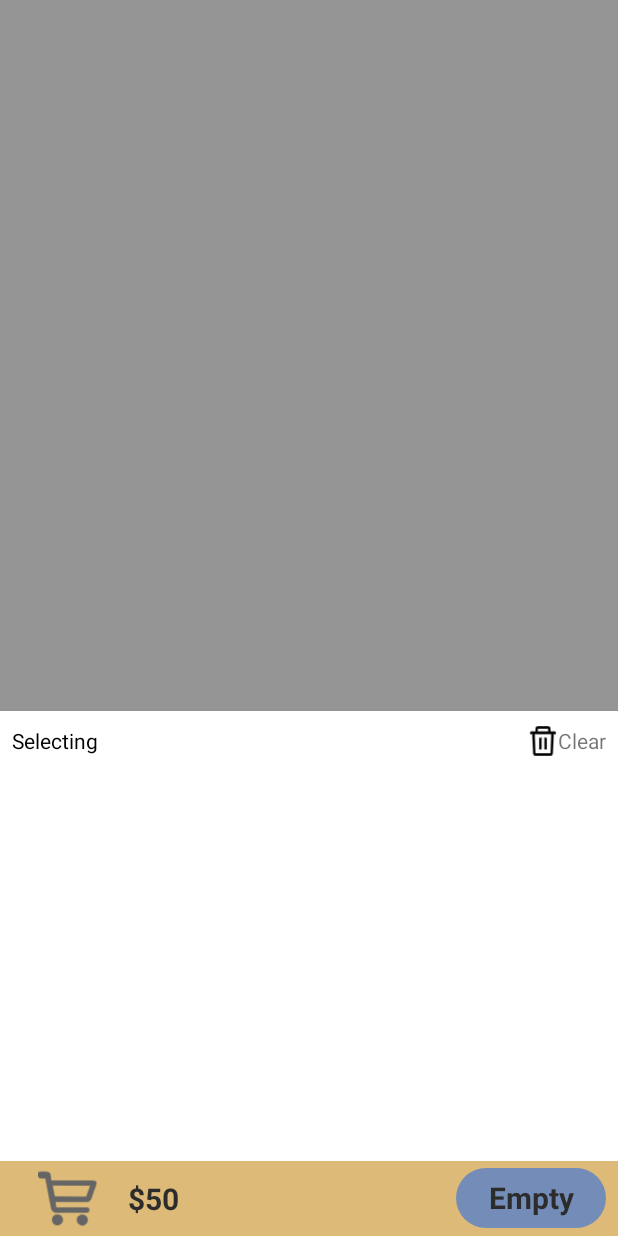
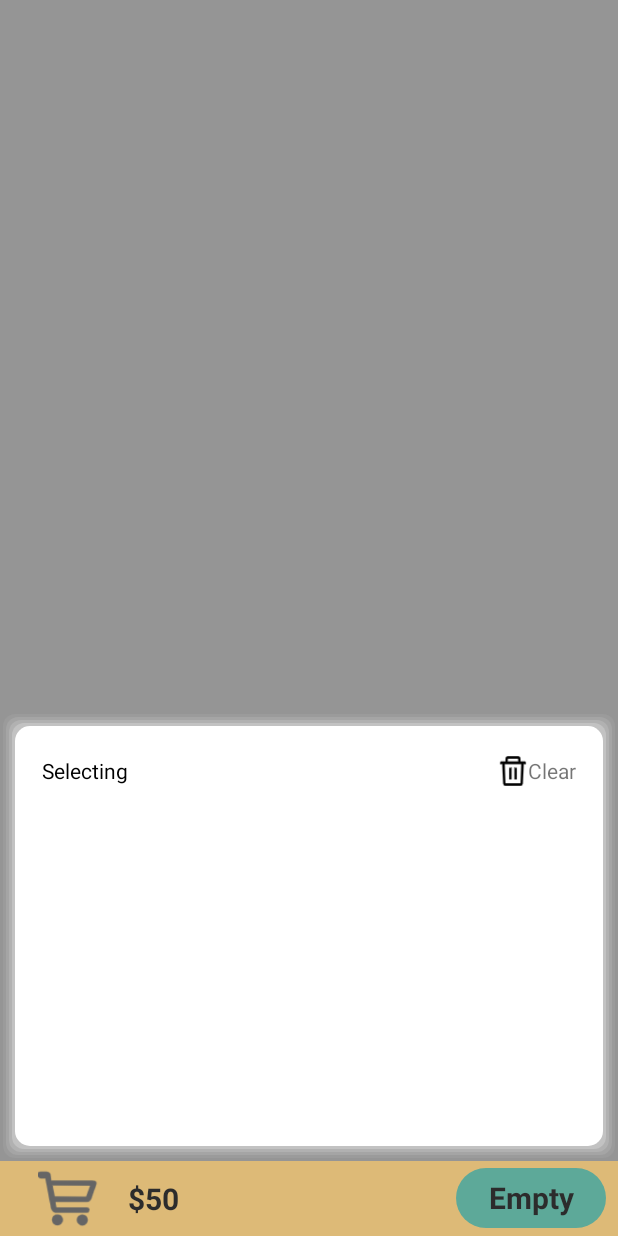
Before and after one commit to LarissaTan/CuteCoffe, an Android app: the layout shoppcar_dialog.xml on its own in the app's theme, with its tools: preview values and no code run, on a phone screen of 412 x 824 dp. Run offline under Robolectric (Android 15) with nearby library versions, the phone set to English and light mode, and no system bars; Roboto replaces fonts that are not available here.

Commit message:
some data edit

```diff
--- a/app/src/main/res/drawable/textview_shape.xml
+++ b/app/src/main/res/drawable/textview_shape.xml
@@ -1,7 +1,7 @@
 <?xml version="1.0" encoding="utf-8"?>
 <shape xmlns:android="http://schemas.android.com/apk/res/android">
 
-    <solid android:color="#668AC8"/>
+    <solid android:color="#45B39C"/>
 
     <corners android:radius="90dp"/>
 
--- a/app/src/main/res/layout/shoppcar_dialog.xml
+++ b/app/src/main/res/layout/shoppcar_dialog.xml
@@ -11,7 +11,7 @@
         android:layout_weight="1"
         android:background="#00000000"/>
     <RelativeLayout
-        android:background="@color/white"
+        android:background="@drawable/bg_dialog"
         android:id="@+id/v_anim"
         android:layout_width="match_parent"
         android:layout_height="300dp"
```
Also changed, not shown: app/src/main/java/com/example/cutecoffee/activityAndNav/PayActivity.java (+0 -10 lines), app/src/main/res/drawable/background.png (deleted).
